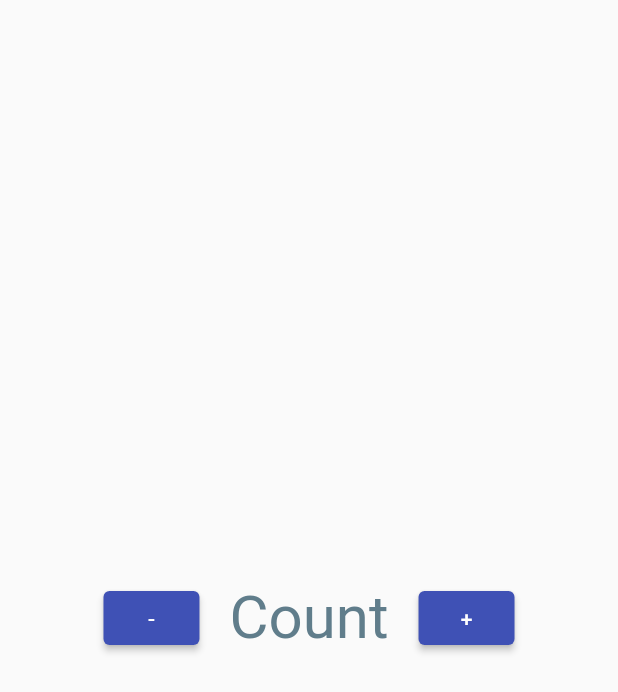
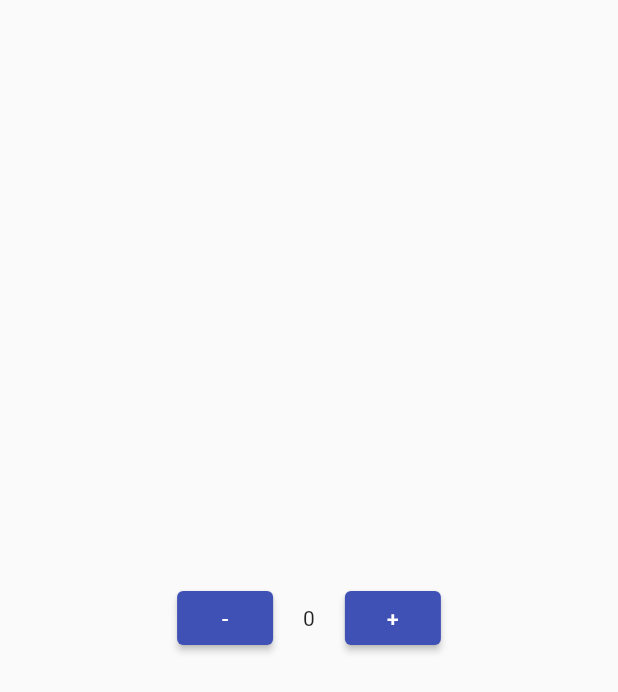
Before and after one commit to AndreiChristian/Flutter, a Flutter app: the screen it shows after launch, on a phone screen of 412 x 824 dp. Shown: the top 692 px of the screen. Run offline on Flutter 3.47's test engine with Material 2 defaults, Android fonts, the phone set to English and light mode, and no system bars.

Commit message:
done a simple counter app with flutter

```diff
--- a/expense_tracker/lib/counter/container.dart
+++ b/expense_tracker/lib/counter/container.dart
@@ -1,7 +1,28 @@
 import 'package:flutter/material.dart';
+import 'package:expense_tracker/counter/custom_button.dart';
+import 'package:expense_tracker/counter/counter_output.dart';
 
-class CounterContainer extends StatelessWidget {
+class CounterContainer extends StatefulWidget {
   const CounterContainer({super.key});
+
+  @override
+  State<CounterContainer> createState() => _CounterContainerState();
+}
+
+class _CounterContainerState extends State<CounterContainer> {
+  int count = 0;
+
+  increment() {
+    setState(() {
+      count++;
+    });
+  }
+
+  decrement() {
+    setState(() {
+      count--;
+    });
+  }
 
   @override
   Widget build(BuildContext context) {
@@ -13,32 +34,17 @@ class CounterContainer extends StatelessWidget {
             child: Row(
               mainAxisAlignment: MainAxisAlignment.center,
               children: [
-                ElevatedButton(
-                  onPressed: () {},
-                  style:
-                      ElevatedButton.styleFrom(backgroundColor: Colors.indigo),
-                  child: const Text(
-                    "-",
-                  ),
+                CounterButton(modifyCount: decrement, text: "-"),
+                CounterOutput(
+                  count: count.toString(),
                 ),
-                Container(
-                  margin: const EdgeInsets.all(20),
-                  child: const Text(
-                    "Count",
-                    style: TextStyle(color: Colors.blueGrey, fontSize: 40),
-                  ),
-                ),
-                ElevatedButton(
-                  onPressed: () {},
-                  style:
-                      ElevatedButton.styleFrom(backgroundColor: Colors.indigo),
-                  child: const Text("+"),
-                )
+                CounterButton(modifyCount: increment, text: "+")
               ],
             ),
           ),
         ),
       ),
     );
+    ;
   }
 }
--- a/expense_tracker/lib/counter/counter_output.dart
+++ b/expense_tracker/lib/counter/counter_output.dart
@@ -0,0 +1,15 @@
+import 'package:flutter/material.dart';
+
+class CounterOutput extends StatelessWidget {
+  const CounterOutput({super.key, required this.count});
+
+  final String count;
+
+  @override
+  Widget build(BuildContext context) {
+    return Container(
+      margin: const EdgeInsets.all(20),
+      child: Text(count),
+    );
+  }
+}
--- /dev/null
+++ b/expense_tracker/lib/counter/custom_button.dart
@@ -0,0 +1,18 @@
+import 'package:flutter/material.dart';
+
+class CounterButton extends StatelessWidget {
+  const CounterButton(
+      {super.key, required this.modifyCount, required this.text});
+
+  final void Function() modifyCount;
+  final String text;
+
+  @override
+  Widget build(BuildContext context) {
+    return ElevatedButton(
+      onPressed: modifyCount,
+      style: ElevatedButton.styleFrom(backgroundColor: Colors.indigo),
+      child: Text(text),
+    );
+  }
+}
--- a/expense_tracker/lib/main.dart
+++ b/expense_tracker/lib/main.dart
@@ -2,5 +2,5 @@ import 'package:flutter/material.dart';
 import 'package:expense_tracker/counter/container.dart';
 
 void main() {
-  runApp(const CounterContainer());
+  runApp(CounterContainer());
 }
```
